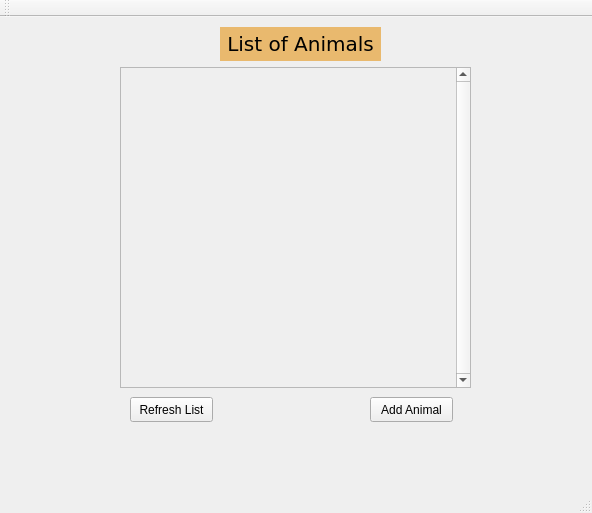
Above: mainwindow.ui from DevonHope/Animal-Shelter-Registry-System before the change. Below: the same form after it.
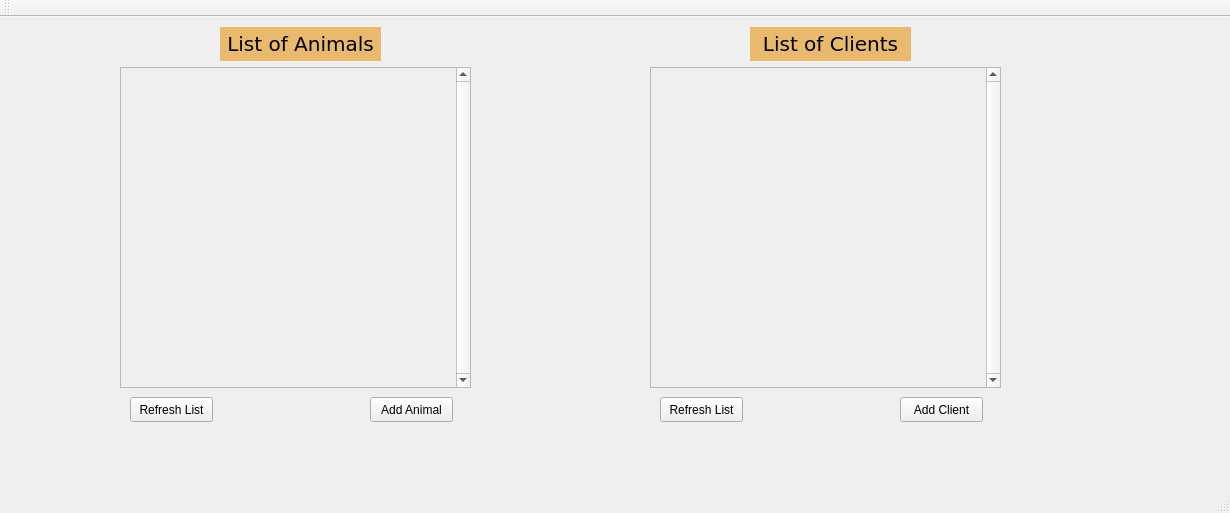
That is the form after the change.

Commit message: Implemented viewing client profile UI and added scrolling view for clients as well

```diff
--- a/mainwindow.ui
+++ b/mainwindow.ui
@@ -9,7 +9,7 @@
    <rect>
     <x>0</x>
     <y>0</y>
-    <width>592</width>
+    <width>1230</width>
     <height>513</height>
    </rect>
   </property>
@@ -126,6 +126,115 @@
      <string>Refresh List</string>
     </property>
    </widget>
+   <widget class="QScrollArea" name="scrollArea_3">
+    <property name="geometry">
+     <rect>
+      <x>650</x>
+      <y>50</y>
+      <width>351</width>
+      <height>321</height>
+     </rect>
+    </property>
+    <property name="verticalScrollBarPolicy">
+     <enum>Qt::ScrollBarAlwaysOn</enum>
+    </property>
+    <property name="widgetResizable">
+     <bool>true</bool>
+    </property>
+    <widget class="QWidget" name="scrollAreaWidgetContents_4">
+     <property name="geometry">
+      <rect>
+       <x>0</x>
+       <y>0</y>
+       <width>335</width>
+       <height>319</height>
+      </rect>
+     </property>
+     <widget class="QWidget" name="verticalLayoutWidget_4">
+      <property name="geometry">
+       <rect>
+        <x>40</x>
+        <y>20</y>
+        <width>261</width>
+        <height>271</height>
+       </rect>
+      </property>
+      <layout class="QVBoxLayout" name="verticalLayout_4">
+       <property name="spacing">
+        <number>0</number>
+       </property>
+       <property name="leftMargin">
+        <number>10</number>
+       </property>
+       <property name="topMargin">
+        <number>10</number>
+       </property>
+       <property name="rightMargin">
+        <number>10</number>
+       </property>
+       <property name="bottomMargin">
+        <number>10</number>
+       </property>
+      </layout>
+     </widget>
+    </widget>
+   </widget>
+   <widget class="QPushButton" name="addClientButton">
+    <property name="geometry">
+     <rect>
+      <x>900</x>
+      <y>380</y>
+      <width>83</width>
+      <height>25</height>
+     </rect>
+    </property>
+    <property name="text">
+     <string>Add Client</string>
+    </property>
+   </widget>
+   <widget class="QPushButton" name="refreshClientsButton">
+    <property name="geometry">
+     <rect>
+      <x>660</x>
+      <y>380</y>
+      <width>83</width>
+      <height>25</height>
+     </rect>
+    </property>
+    <property name="text">
+     <string>Refresh List</string>
+    </property>
+   </widget>
+   <widget class="QLabel" name="label_2">
+    <property name="geometry">
+     <rect>
+      <x>750</x>
+      <y>10</y>
+      <width>161</width>
+      <height>34</height>
+     </rect>
+    </property>
+    <property name="font">
+     <font>
+      <family>DejaVu Sans</family>
+      <pointsize>15</pointsize>
+      <weight>50</weight>
+      <italic>false</italic>
+      <bold>false</bold>
+     </font>
+    </property>
+    <property name="styleSheet">
+     <string notr="true">background-color: rgb(233, 185, 110);
+font: 15pt &quot;DejaVu Sans&quot;;
+</string>
+    </property>
+    <property name="text">
+     <string>List of Clients</string>
+    </property>
+    <property name="alignment">
+     <set>Qt::AlignCenter</set>
+    </property>
+   </widget>
   </widget>
   <widget class="QMenuBar" name="menuBar">
    <property name="geometry">
```
Left out of the diff: 2 changed lines with no effect on the pictures. The commit also changes 7 other files.
